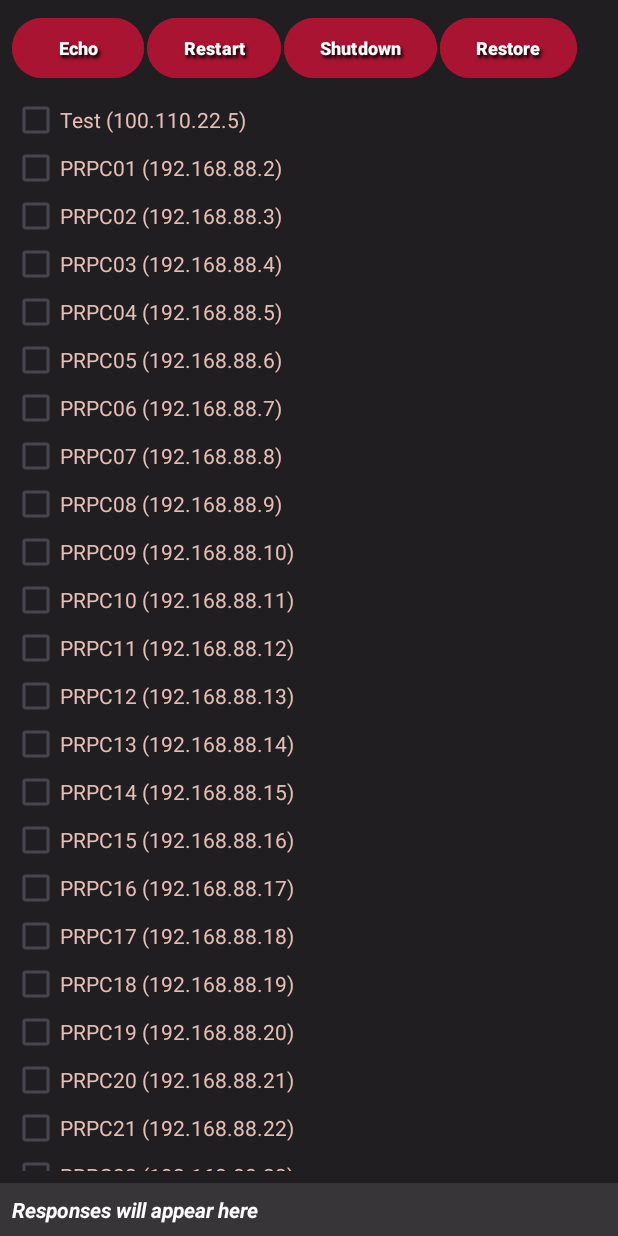
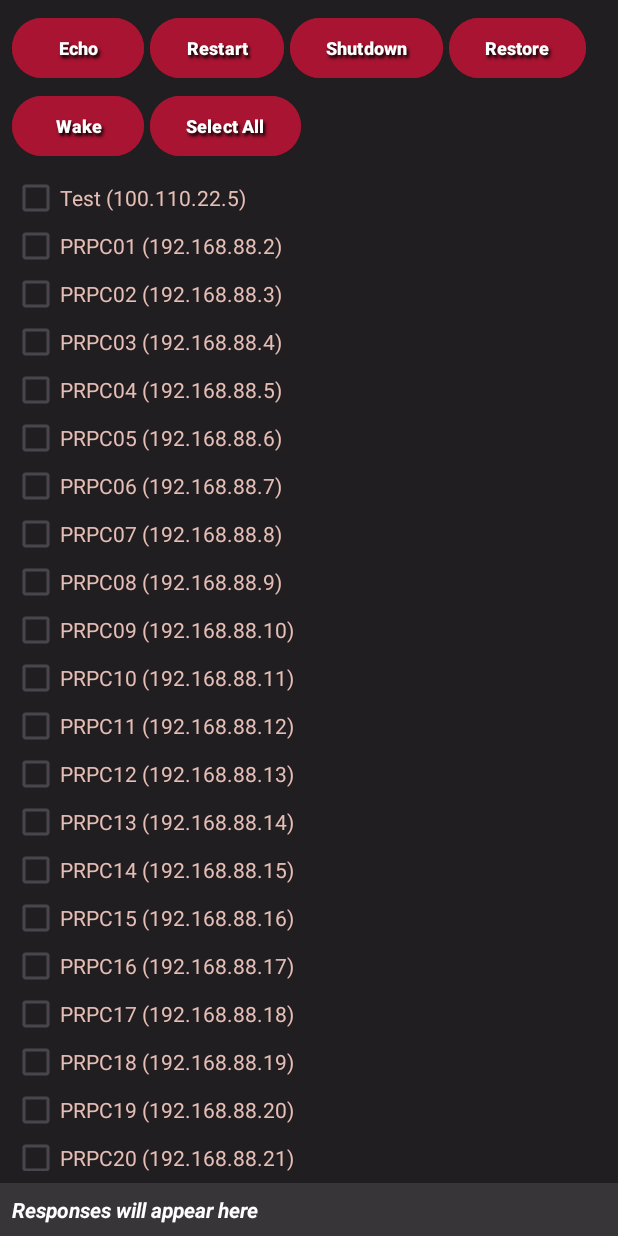
Before and after one commit to nsidir/AndroidLabControl, an Android app: the screen it shows after launch (MainActivity), on a phone screen of 412 x 824 dp. Run offline under Robolectric (Android 15) with nearby library versions, the phone set to English and light mode, and no system bars; 3 statements that could not run were skipped.

Commit message:
New Buttons

```diff
--- a/LabControl/app/src/main/java/com/example/labcontrol/MainActivity.java
+++ b/LabControl/app/src/main/java/com/example/labcontrol/MainActivity.java
@@ -49,7 +49,7 @@ public class MainActivity extends AppCompatActivity implements View.OnClickListe
 
     TextView responseTextView;
     LinearLayout serverCheckboxContainer;
-    Button echoButton, restartButton, shutdownButton, restoreButton;
+    Button echoButton, restartButton, shutdownButton, restoreButton, wakeButton, selectAllButton;
 
     private ServerStatusService serverStatusService;
     private boolean isBound = false;
@@ -101,11 +101,16 @@ public class MainActivity extends AppCompatActivity implements View.OnClickListe
         restartButton = findViewById(R.id.restartButton);
         shutdownButton = findViewById(R.id.shutdownButton);
         restoreButton = findViewById(R.id.restoreButton);
+        wakeButton = findViewById(R.id.wolButton);
+        selectAllButton = findViewById(R.id.selectAllButton);
+
 
         echoButton.setOnClickListener(this);
         restartButton.setOnClickListener(this);
         shutdownButton.setOnClickListener(this);
         restoreButton.setOnClickListener(this);
+        wakeButton.setOnClickListener(this);
+        selectAllButton.setOnClickListener(this);
 
         responseTextView.setMovementMethod(new ScrollingMovementMethod());
 
@@ -176,7 +181,10 @@ public class MainActivity extends AppCompatActivity implements View.OnClickListe
 
         for (int i = 0; i < serverCheckboxContainer.getChildCount(); i++) {
             CheckBox cb = (CheckBox) serverCheckboxContainer.getChildAt(i);
-            if (cb.isChecked() && cb.isEnabled()) {
+            if (v == selectAllButton) {
+                cb.setChecked(!cb.isChecked());
+            }
+            else if (cb.isChecked() && cb.isEnabled()) {
                 String ip = cb.getTag().toString();
                 new ServerCommandThread(this, ip, command).start();
             }
--- a/LabControl/app/src/main/res/layout/activity_main.xml
+++ b/LabControl/app/src/main/res/layout/activity_main.xml
@@ -1,86 +1,69 @@
 <?xml version="1.0" encoding="utf-8"?>
-<androidx.constraintlayout.widget.ConstraintLayout xmlns:android="http://schemas.android.com/apk/res/android"
+<androidx.constraintlayout.widget.ConstraintLayout
+    xmlns:android="http://schemas.android.com/apk/res/android"
     xmlns:app="http://schemas.android.com/apk/res-auto"
     xmlns:tools="http://schemas.android.com/tools"
     android:id="@+id/mainLayout"
-    android:background="@color/gray"
     android:layout_width="match_parent"
     android:layout_height="match_parent"
+    android:background="@color/gray"
     tools:context=".MainActivity">
 
-    <!-- Buttons Row -->
     <LinearLayout
-        android:id="@+id/buttonLayout"
+        android:id="@+id/buttonGroup"
         android:layout_width="0dp"
         android:layout_height="wrap_content"
-        android:orientation="horizontal"
+        android:orientation="vertical"
+        android:gravity="center"
+        android:layout_margin="8dp"
         app:layout_constraintTop_toTopOf="parent"
         app:layout_constraintStart_toStartOf="parent"
-        app:layout_constraintEnd_toEndOf="parent"
-        android:layout_margin="8dp">
+        app:layout_constraintEnd_toEndOf="parent">
+
+        <LinearLayout
+            android:layout_width="match_parent"
+            android:layout_height="wrap_content"
+            android:orientation="horizontal"
+            android:gravity="center_vertical">
 
             <Button
                 android:id="@+id/echoButton"
-            android:layout_width="wrap_content"
-            android:layout_height="wrap_content"
-            android:backgroundTint="@color/maroon"
-            android:shadowColor="#000000"
-            android:shadowDx="2"
-            android:shadowDy="3"
-            android:shadowRadius="2"
-            android:text="Echo"
-            android:textStyle="bold"
-            android:textColor="#FFFFFF"
-            android:textSize="12sp"
-            android:layout_marginEnd="2dp"
-            />
+                style="@style/ControlButtonStyle"
+                android:text="Echo" />
 
             <Button
                 android:id="@+id/restartButton"
-            android:layout_width="wrap_content"
-            android:layout_height="wrap_content"
-            android:text="Restart"
-            android:textStyle="bold"
-            android:backgroundTint="@color/maroon"
-            android:textColor="#FFFFFF"
-            android:textSize="12sp"
-            android:shadowColor="#000000"
-            android:shadowDx="2"
-            android:shadowDy="3"
-            android:shadowRadius="2"
-            android:layout_marginEnd="2dp"
-            />
+                style="@style/ControlButtonStyle"
+                android:text="Restart" />
 
             <Button
                 android:id="@+id/shutdownButton"
-            android:layout_width="wrap_content"
-            android:layout_height="wrap_content"
-            android:text="Shutdown"
-            android:textStyle="bold"
-            android:backgroundTint="@color/maroon"
-            android:textColor="#FFFFFF"
-            android:textSize="12sp"
-            android:shadowColor="#000000"
-            android:shadowDx="2"
-            android:shadowDy="3"
-            android:shadowRadius="2"
-            android:layout_marginEnd="2dp"
-            />
+                style="@style/ControlButtonStyle"
+                android:text="Shutdown" />
 
             <Button
                 android:id="@+id/restoreButton"
-            android:layout_width="wrap_content"
+                style="@style/ControlButtonStyle"
+                android:text="Restore" />
+        </LinearLayout>
+
+        <LinearLayout
+            android:layout_width="match_parent"
             android:layout_height="wrap_content"
-            android:text="Restore"
-            android:textStyle="bold"
-            android:backgroundTint="@color/maroon"
-            android:textColor="#FFFFFF"
-            android:textSize="12sp"
-            android:shadowColor="#000000"
-            android:shadowDx="2"
-            android:shadowDy="3"
-            android:shadowRadius="2"
-            />
+            android:orientation="horizontal"
+            android:gravity="center_vertical"
+            android:layout_marginTop="4dp">
+
+            <Button
+                android:id="@+id/wolButton"
+                style="@style/ControlButtonStyle"
+                android:text="Wake" />
+
+            <Button
+                android:id="@+id/selectAllButton"
+                style="@style/ControlButtonStyle"
+                android:text="Select All" />
+        </LinearLayout>
     </LinearLayout>
 
     <!-- Server checkboxes -->
@@ -88,19 +71,17 @@
         android:id="@+id/checkboxScroll"
         android:layout_width="0dp"
         android:layout_height="0dp"
-        app:layout_constraintTop_toBottomOf="@id/buttonLayout"
+        android:layout_margin="8dp"
+        app:layout_constraintTop_toBottomOf="@id/buttonGroup"
         app:layout_constraintBottom_toTopOf="@id/responseTextView"
         app:layout_constraintStart_toStartOf="parent"
-        app:layout_constraintEnd_toEndOf="parent"
-        android:layout_margin="8dp">
+        app:layout_constraintEnd_toEndOf="parent">
 
         <LinearLayout
             android:id="@+id/serverCheckboxContainer"
             android:layout_width="match_parent"
             android:layout_height="wrap_content"
-            android:orientation="vertical"
-            android:textColor="@color/white"
-            />
+            android:orientation="vertical" />
     </ScrollView>
 
     <!-- Response display -->
@@ -108,17 +89,15 @@
         android:id="@+id/responseTextView"
         android:layout_width="0dp"
         android:layout_height="wrap_content"
+        android:padding="8dp"
         android:text="Responses will appear here"
         android:maxHeight="300dp"
-        android:padding="8dp"
-        android:textSize="14sp"
         android:textColor="@color/white"
         android:background="#1AFFFFFF"
-        android:elevation="2dp"
+        android:textSize="14sp"
         android:textStyle="bold|italic"
         android:scrollbars="vertical"
         app:layout_constraintBottom_toBottomOf="parent"
         app:layout_constraintStart_toStartOf="parent"
         app:layout_constraintEnd_toEndOf="parent" />
-
 </androidx.constraintlayout.widget.ConstraintLayout>
--- /dev/null
+++ b/LabControl/app/src/main/res/values/styles.xml
@@ -0,0 +1,18 @@
+<?xml version="1.0" encoding="utf-8"?>
+<resources>
+
+    <style name="ControlButtonStyle">
+        <item name="android:layout_width">wrap_content</item>
+        <item name="android:layout_height">wrap_content</item>
+        <item name="android:minHeight">48dp</item>
+        <item name="android:textStyle">bold</item>
+        <item name="android:textColor">#FFFFFF</item>
+        <item name="android:textSize">12sp</item>
+        <item name="android:backgroundTint">@color/maroon</item>
+        <item name="android:shadowColor">#000000</item>
+        <item name="android:shadowDx">2</item>
+        <item name="android:shadowDy">3</item>
+        <item name="android:shadowRadius">2</item>
+        <item name="android:layout_marginEnd">4dp</item>
+    </style>
+</resources>
```
Lines whose indentation alone changed are shown as unchanged.
